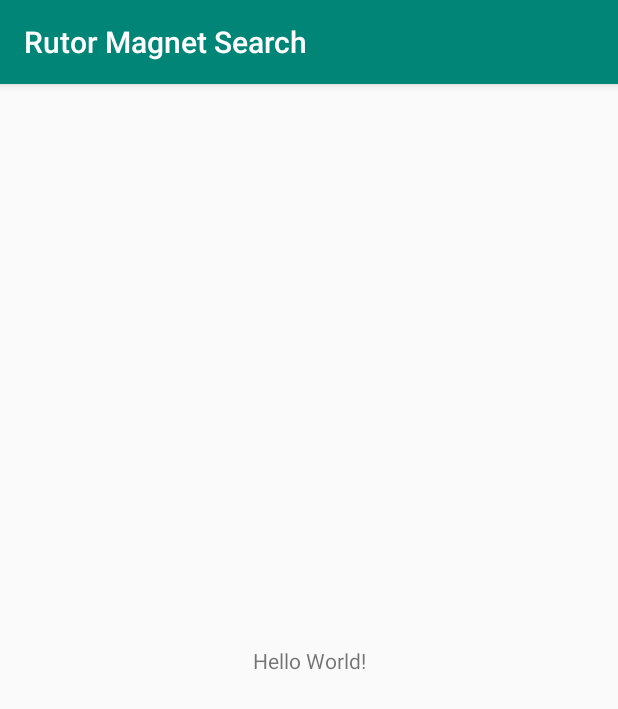
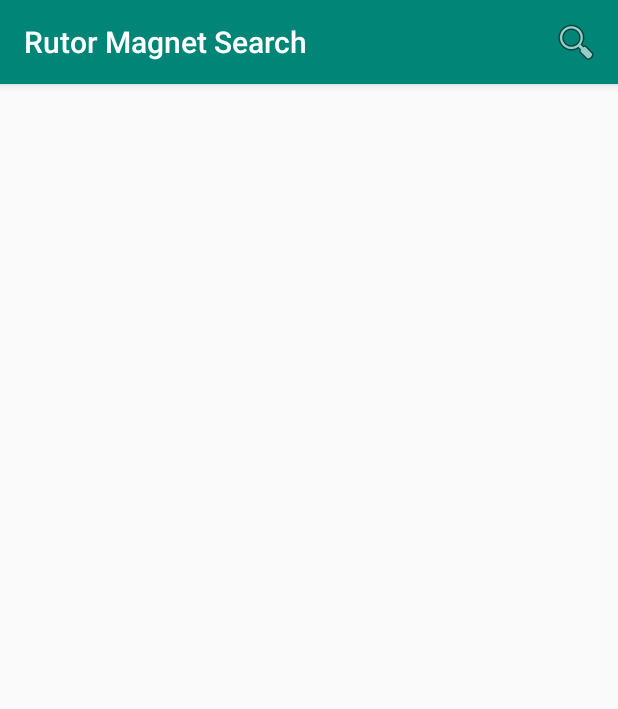
Before and after one commit to burdukowsky/rutor-parser-android, an Android app: the screen it shows after launch (MainActivity), on a phone screen of 412 x 824 dp. Shown: the top 709 px of the screen. Run offline under Robolectric (Android 15) with nearby library versions, the phone set to English and light mode, and no system bars.

Commit message:
implement searchView
what was done:
- changed main layout to LinearLayout
- added options_menu
- added search_hint string
- updated manifest
- deleted constraint-layout from build.gradle
- added searchable to res/xml
- implemented handling Intent.ACTION_SEARCH

```diff
--- a/app/build.gradle
+++ b/app/build.gradle
@@ -26,7 +26,6 @@
     implementation fileTree(dir: 'libs', include: ['*.jar'])
     implementation"org.jetbrains.kotlin:kotlin-stdlib-jdk7:$kotlin_version"
     implementation 'com.android.support:appcompat-v7:28.0.0'
-    implementation 'com.android.support.constraint:constraint-layout:1.1.3'
     testImplementation 'junit:junit:4.12'
     androidTestImplementation 'com.android.support.test:runner:1.0.2'
     androidTestImplementation 'com.android.support.test.espresso:espresso-core:3.0.2'
--- a/app/src/main/java/tk/burdukowsky/rutorparserandroid/MainActivity.kt
+++ b/app/src/main/java/tk/burdukowsky/rutorparserandroid/MainActivity.kt
@@ -1,12 +1,43 @@
 package tk.burdukowsky.rutorparserandroid
 
+import android.app.SearchManager
+import android.content.Context
+import android.content.Intent
 import android.support.v7.app.AppCompatActivity
 import android.os.Bundle
+import android.view.Menu
+import android.widget.SearchView
 
 class MainActivity : AppCompatActivity() {
 
     override fun onCreate(savedInstanceState: Bundle?) {
         super.onCreate(savedInstanceState)
         setContentView(R.layout.activity_main)
+        handleIntent(intent)
+    }
+
+    override fun onNewIntent(intent: Intent) {
+        setIntent(intent)
+        handleIntent(intent)
+    }
+
+    override fun onCreateOptionsMenu(menu: Menu): Boolean {
+        menuInflater.inflate(R.menu.options_menu, menu)
+
+        val searchManager = getSystemService(Context.SEARCH_SERVICE) as SearchManager
+        val searchView = menu.findItem(R.id.search).actionView as SearchView
+        searchView.apply {
+            setIconifiedByDefault(false)
+            setSearchableInfo(searchManager.getSearchableInfo(componentName))
+        }
+
+        return true
+    }
+
+    private fun handleIntent(intent: Intent) {
+        if (Intent.ACTION_SEARCH == intent.action) {
+            val query = intent.getStringExtra(SearchManager.QUERY)
+            // doMySearch(query)
+        }
     }
 }
--- a/app/src/main/res/layout/activity_main.xml
+++ b/app/src/main/res/layout/activity_main.xml
@@ -1,19 +1,7 @@
 <?xml version="1.0" encoding="utf-8"?>
-<android.support.constraint.ConstraintLayout
-        xmlns:android="http://schemas.android.com/apk/res/android"
-        xmlns:tools="http://schemas.android.com/tools"
-        xmlns:app="http://schemas.android.com/apk/res-auto"
-        android:layout_width="match_parent"
-        android:layout_height="match_parent"
-        tools:context=".MainActivity">
+<LinearLayout xmlns:android="http://schemas.android.com/apk/res/android"
+              android:orientation="vertical"
+              android:layout_width="match_parent"
+              android:layout_height="match_parent">
 
-    <TextView
-            android:layout_width="wrap_content"
-            android:layout_height="wrap_content"
-            android:text="Hello World!"
-            app:layout_constraintBottom_toBottomOf="parent"
-            app:layout_constraintLeft_toLeftOf="parent"
-            app:layout_constraintRight_toRightOf="parent"
-            app:layout_constraintTop_toTopOf="parent"/>
-
-</android.support.constraint.ConstraintLayout>
+</LinearLayout>
--- /dev/null
+++ b/app/src/main/res/menu/options_menu.xml
@@ -0,0 +1,9 @@
+<?xml version="1.0" encoding="utf-8"?>
+<menu xmlns:app="http://schemas.android.com/apk/res-auto"
+      xmlns:android="http://schemas.android.com/apk/res/android">
+    <item android:id="@+id/search"
+          android:title="@string/search_hint"
+          android:icon="@android:drawable/ic_menu_search"
+          app:showAsAction="collapseActionView|ifRoom"
+          app:actionViewClass="android.widget.SearchView"/>
+</menu>
--- a/app/src/main/res/values/strings.xml
+++ b/app/src/main/res/values/strings.xml
@@ -1,3 +1,4 @@
 <resources>
     <string name="app_name">Rutor Magnet Search</string>
+    <string name="search_hint">Search Torrents</string>
 </resources>
--- /dev/null
+++ b/app/src/main/res/xml/searchable.xml
@@ -0,0 +1,6 @@
+<?xml version="1.0" encoding="utf-8"?>
+<searchable xmlns:android="http://schemas.android.com/apk/res/android"
+            android:label="@string/app_name"
+            android:hint="@string/search_hint"
+            android:voiceSearchMode="showVoiceSearchButton|launchRecognizer">
+</searchable>
```
Also changed, not shown: app/src/main/AndroidManifest.xml (+7 -2 lines).
